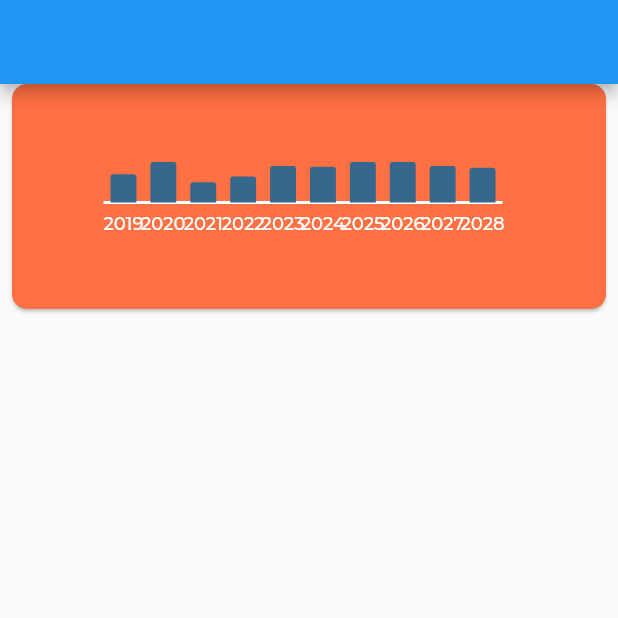
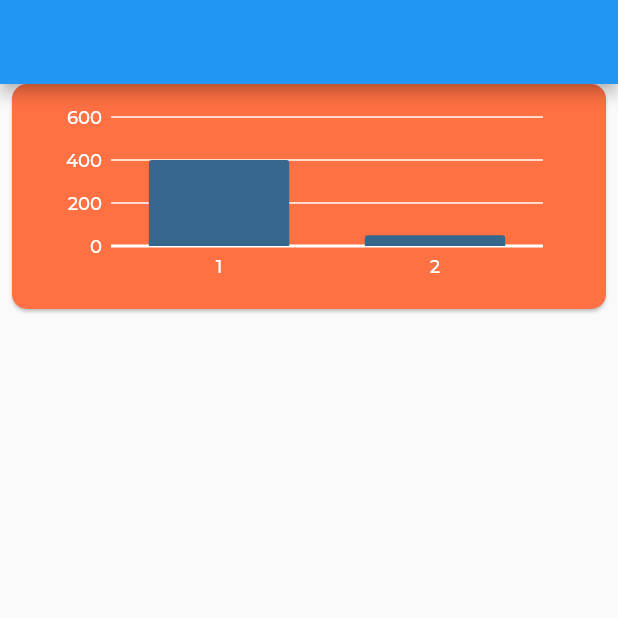
Before and after one commit to juan-lemos/flutterPedometer, a Flutter app: the screen it shows after launch, on a phone screen of 412 x 824 dp, the top half of it. Run offline on Flutter 3.47's test engine with Material 2 defaults, Android fonts, the phone set to English and light mode, and no system bars; our stand-ins replace charts_flutter, flutter_redux, redux; missing offline and left inert: flutter_circular_chart.

Commit message:
custom bar chart working

```diff
--- a/lib/Screens/home_page.dart
+++ b/lib/Screens/home_page.dart
@@ -3,7 +3,7 @@ import '../Widgets/CustomCard.dart' show CustomCard;
 // import '../Widgets/CircularPorogress.dart';
 // import '../Widgets/MainProgressText.dart';
 // import 'package:flutter_pedometer/Constans/colors.dart' as CustomColors;
-import '../Widgets/SparkBar.dart';
+import '../Widgets/BarChart.dart';
 
 class HomePage extends StatelessWidget {
   final String title;
@@ -26,9 +26,15 @@ class HomePage extends StatelessWidget {
           width: screenWidth,
           child: CustomCard(
             child: Container(
-              child: SparkBar.withSampleData(),
-              padding:
-                  EdgeInsets.only(left: 47, right: 47, bottom: 34, top: 30),
+              child: BarChart(
+                chartItems: [
+                  ChartItem(id: '1', amount: 400, labelName: 'my name'),
+                  ChartItem(id: '2', amount: 50)
+                ],
+                seriesId: 'items142',
+                renderPrimaryAxis: true,
+              ),
+              padding: EdgeInsets.only(left: 20, right: 20, bottom: 5, top: 0),
               // height: 100,
             ),
           ),
--- /dev/null
+++ b/lib/Widgets/BarChart.dart
@@ -0,0 +1,95 @@
+import 'package:flutter/material.dart';
+import 'package:charts_flutter/flutter.dart' as charts;
+import 'package:flutter_pedometer/Constans/colors.dart' as CustomColors;
+import 'package:flutter_pedometer/Constans/fonts.dart' as Fonts;
+import '../Utils/Colors.dart';
+
+class BarChart extends StatelessWidget {
+  final List<charts.Series> seriesList;
+  final List<charts.TickSpec<String>> ticksList;
+  final bool renderPrimaryAxis;
+  BarChart._(this.seriesList, this.ticksList, this.renderPrimaryAxis);
+
+  factory BarChart(
+      {@required List<ChartItem> chartItems,
+      @required String seriesId,
+      @required bool renderPrimaryAxis}) {
+    return new BarChart._(
+        transmforToSeriesList(list: chartItems, seriesId: seriesId),
+        transformToTickSpeckList(list: chartItems),
+        renderPrimaryAxis);
+  }
+
+  @override
+  Widget build(BuildContext context) {
+    return new charts.BarChart(
+      seriesList,
+      animate: true,
+      primaryMeasureAxis: new charts.NumericAxisSpec(
+        tickProviderSpec:
+            new charts.BasicNumericTickProviderSpec(desiredTickCount: 4),
+        renderSpec: this.renderPrimaryAxis
+            ? charts.GridlineRendererSpec(
+                labelStyle: new charts.TextStyleSpec(
+                    fontSize: 12,
+                    color: colorToChartColor(CustomColors.white),
+                    fontFamily: Fonts.mainFont),
+                lineStyle: new charts.LineStyleSpec(
+                    thickness: 1, color: colorToChartColor(CustomColors.white)),
+              )
+            : new charts.NoneRenderSpec(),
+      ),
+      domainAxis: new charts.OrdinalAxisSpec(
+        showAxisLine: true,
+        renderSpec: new charts.SmallTickRendererSpec(
+          labelStyle: new charts.TextStyleSpec(
+              fontSize: 12,
+              color: colorToChartColor(CustomColors.white),
+              fontFamily: Fonts.mainFont),
+          lineStyle: new charts.LineStyleSpec(
+              thickness: 2, color: colorToChartColor(CustomColors.white)),
+          labelOffsetFromAxisPx: 10,
+          tickLengthPx: 0,
+        ),
+        tickProviderSpec: new charts.StaticOrdinalTickProviderSpec(ticksList),
+      ),
+    );
+  }
+}
+
+class ChartItem {
+  final String id;
+  final int amount;
+  final String labelName;
+  final Color color;
+  ChartItem(
+      {@required this.id, @required this.amount, this.labelName, this.color});
+}
+
+List<charts.Series<ChartItem, String>> transmforToSeriesList(
+    {@required List<ChartItem> list, @required String seriesId}) {
+  return [
+    new charts.Series<ChartItem, String>(
+      fillColorFn: (ChartItem item, __) => colorToChartColor(
+          item.color != null ? item.color : CustomColors.completeColor),
+      id: seriesId,
+      domainFn: (ChartItem item, _) => item.id,
+      measureFn: (ChartItem item, _) => item.amount,
+      data: list,
+    ),
+  ];
+}
+
+List<charts.TickSpec<String>> transformToTickSpeckList(
+    {@required List<ChartItem> list}) {
+  List<charts.TickSpec<String>> tickSpecList = [];
+  list.forEach((item) {
+    if (item.labelName != null) {
+      tickSpecList.add(new charts.TickSpec(
+        item.id,
+        label: item.labelName,
+      ));
+    }
+  });
+  return tickSpecList;
+}
--- a/lib/Widgets/SparkBar.dart
+++ /dev/null
@@ -1,82 +0,0 @@
-import 'package:flutter/material.dart';
-import 'package:charts_flutter/flutter.dart' as charts;
-import 'package:flutter_pedometer/Constans/colors.dart' as CustomColors;
-import 'package:flutter_pedometer/Constans/fonts.dart' as Fonts;
-import '../Utils/Colors.dart';
-
-class SparkBar extends StatelessWidget {
-  final List<charts.Series> seriesList;
-  final bool animate;
-
-  SparkBar(this.seriesList, {this.animate});
-
-  factory SparkBar.withSampleData() {
-    return new SparkBar(
-      _createSampleData(),
-      animate: true,
-    );
-  }
-
-  @override
-  Widget build(BuildContext context) {
-    final staticTicks = <charts.TickSpec<String>>[
-      new charts.TickSpec(
-        '2019',
-        label: 'Year 2014',
-      )
-    ];
-
-    return new charts.BarChart(
-      seriesList,
-      animate: animate,
-      primaryMeasureAxis:
-          new charts.NumericAxisSpec(renderSpec: new charts.NoneRenderSpec()),
-      domainAxis: new charts.OrdinalAxisSpec(
-        showAxisLine: true,
-        renderSpec: new charts.SmallTickRendererSpec(
-          labelStyle: new charts.TextStyleSpec(
-              fontSize: 12,
-              color: colorToChartColor(CustomColors.white),
-              fontFamily: Fonts.mainFont),
-          lineStyle: new charts.LineStyleSpec(
-              thickness: 2, color: colorToChartColor(CustomColors.white)),
-          labelOffsetFromAxisPx: 15,
-          tickLengthPx: 0,
-        ),
-        tickProviderSpec: new charts.StaticOrdinalTickProviderSpec(staticTicks),
-      ),
-    );
-  }
-
-  static List<charts.Series<OrdinalSales, String>> _createSampleData() {
-    final globalSalesData = [
-      new OrdinalSales('2019', 3500),
-      new OrdinalSales('2020', 5000),
-      new OrdinalSales('2021', 2500),
-      new OrdinalSales('2022', 3200),
-      new OrdinalSales('2023', 4500),
-      new OrdinalSales('2024', 4400),
-      new OrdinalSales('2025', 5000),
-      new OrdinalSales('2026', 5000),
-      new OrdinalSales('2027', 4500),
-      new OrdinalSales('2028', 4300),
-    ];
-
-    return [
-      new charts.Series<OrdinalSales, String>(
-        fillColorFn: (_, __) => colorToChartColor(CustomColors.completeColor),
-        id: 'Global Revenue',
-        domainFn: (OrdinalSales sales, _) => sales.label,
-        measureFn: (OrdinalSales sales, _) => sales.number,
-        data: globalSalesData,
-      ),
-    ];
-  }
-}
-
-class OrdinalSales {
-  final String label;
-  final int number;
-
-  OrdinalSales(this.label, this.number);
-}
```
